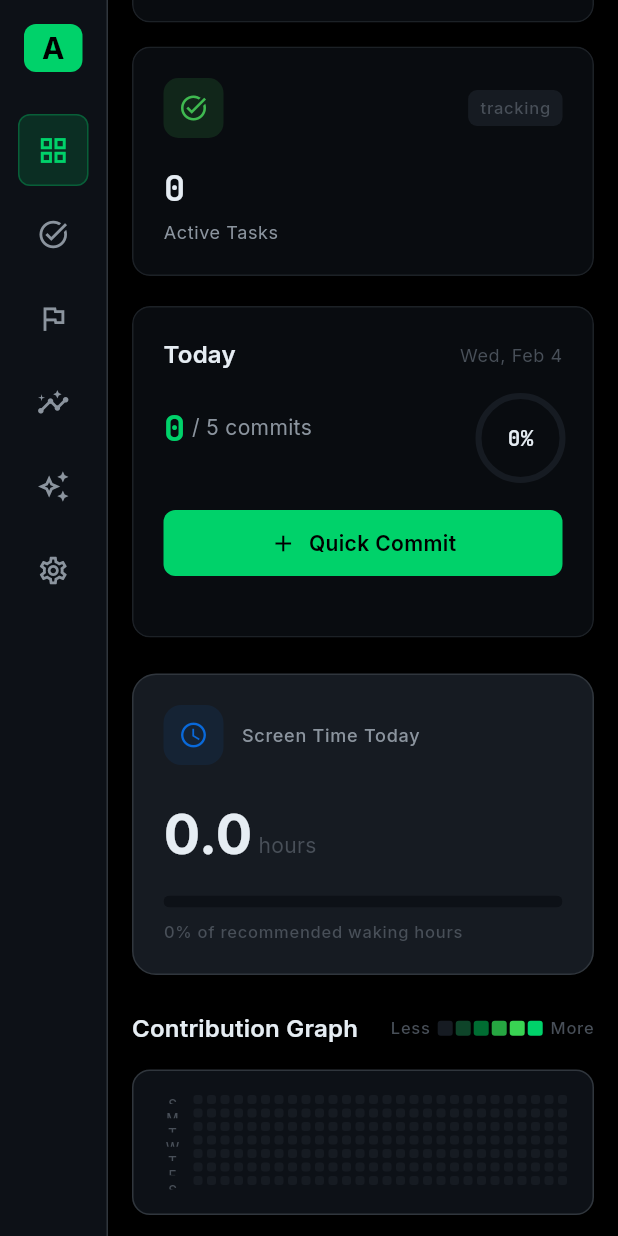
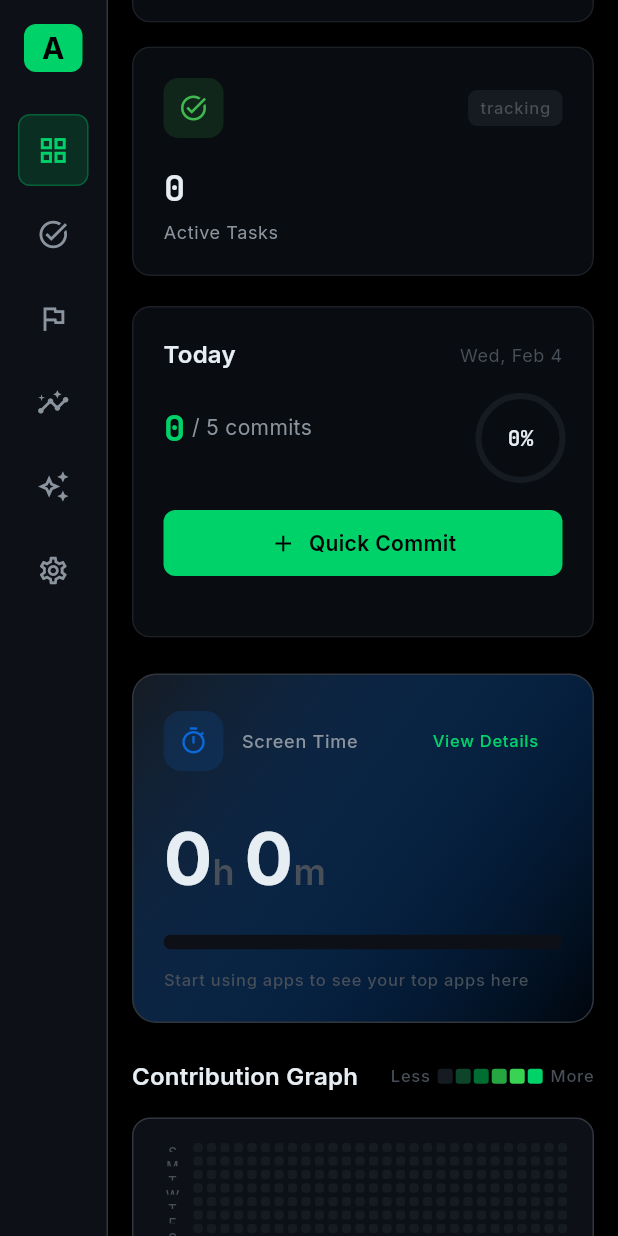
Before and after one commit to Anandb71/Arvion, a Flutter app: the screen it shows after launch, scrolled down 576 dp, on a phone screen of 412 x 824 dp. Run offline on Flutter 3.47's test engine with Material 3 defaults, Android fonts, the light colour scheme and no system bars; our stand-ins replace file_picker, flutter_markdown, flutter_riverpod, flutter_secure_storage, google_fonts, google_generative_ai and 3 more; missing offline and left inert: dart:ffi, win32; accounts and stored records are empty; generated files the repository leaves out were written again.

Commit message:
feat: Enhanced screen time with detailed insights + production build
- Created ScreenTimeDetailsScreen with top apps chart, hourly breakdown, active/idle stats
- Enhanced ScreenTimeCard with View Details navigation and top 3 apps preview
- Added gradient styling and premium UI polish
- Built Windows release EXE

```diff
--- a/lib/features/dashboard/widgets/screen_time_card.dart
+++ b/lib/features/dashboard/widgets/screen_time_card.dart
@@ -3,6 +3,7 @@ import 'package:flutter_riverpod/flutter_riverpod.dart';
 import '../../../core/theme/colors.dart';
 import '../../../core/theme/typography.dart';
 import '../../../providers/providers.dart';
+import '../../insights/screen_time_details.dart';
 
 class ScreenTimeCard extends ConsumerWidget {
   const ScreenTimeCard({super.key});
@@ -14,77 +15,99 @@ class ScreenTimeCard extends ConsumerWidget {
     return Container(
       padding: const EdgeInsets.all(20),
       decoration: BoxDecoration(
-        color: ArvionColors.surfaceLight,
+        gradient: LinearGradient(
+          colors: [
+            ArvionColors.surfaceLight,
+            ArvionColors.secondary.withValues(alpha: 0.05),
+          ],
+          begin: Alignment.topLeft,
+          end: Alignment.bottomRight,
+        ),
         borderRadius: BorderRadius.circular(16),
         border: Border.all(color: ArvionColors.border),
       ),
       child: screenTimeAsync.when(
-        data: (totalSeconds) => _buildContent(context, totalSeconds),
+        data: (totalSeconds) => _buildContent(context, ref, totalSeconds),
         loading: () => _buildLoading(),
         error: (_, __) => _buildError(),
       ),
     );
   }
 
-  Widget _buildContent(BuildContext context, int totalSeconds) {
-    final hours = (totalSeconds / 3600).toStringAsFixed(1);
-    final percentage = (totalSeconds / (16 * 3600)).clamp(0.0, 1.0); // 16 waking hours
+  Widget _buildContent(BuildContext context, WidgetRef ref, int totalSeconds) {
+    final hours = totalSeconds ~/ 3600;
+    final minutes = (totalSeconds % 3600) ~/ 60;
+    final percentage = (totalSeconds / (16 * 3600)).clamp(0.0, 1.0);
+    final repo = ref.watch(screenTimeRepositoryProvider);
 
     return Column(
       crossAxisAlignment: CrossAxisAlignment.start,
       children: [
+        // Header row with navigation
         Row(
           children: [
             Container(
               padding: const EdgeInsets.all(10),
               decoration: BoxDecoration(
-                color: ArvionColors.secondary.withValues(alpha: 0.1),
+                color: ArvionColors.secondary.withValues(alpha: 0.15),
                 borderRadius: BorderRadius.circular(12),
               ),
-              child: const Icon(
-                Icons.access_time,
-                size: 20,
-                color: ArvionColors.secondary,
+              child: const Icon(Icons.timer_outlined, size: 20, color: ArvionColors.secondary),
+            ),
+            const SizedBox(width: 12),
+            Expanded(
+              child: Text(
+                'Screen Time',
+                style: ArvionTypography.labelMedium.copyWith(color: ArvionColors.textSecondary),
               ),
             ),
-            const SizedBox(width: 12),
-            Text(
-              'Screen Time Today',
-              style: ArvionTypography.labelMedium.copyWith(
-                color: ArvionColors.textSecondary,
+            TextButton(
+              onPressed: () => Navigator.push(
+                context,
+                MaterialPageRoute(builder: (_) => const ScreenTimeDetailsScreen()),
+              ),
+              child: Text(
+                'View Details',
+                style: ArvionTypography.labelSmall.copyWith(color: ArvionColors.primary),
               ),
             ),
           ],
         ),
         const SizedBox(height: 20),
+
+        // Big time display
         Row(
           crossAxisAlignment: CrossAxisAlignment.baseline,
           textBaseline: TextBaseline.alphabetic,
           children: [
             Text(
-              hours,
+              '$hours',
               style: ArvionTypography.headlineLarge.copyWith(
-                fontSize: 36,
+                fontSize: 48,
                 fontWeight: FontWeight.bold,
                 color: ArvionColors.textPrimary,
               ),
             ),
-            const SizedBox(width: 4),
+            Text('h ', style: ArvionTypography.headlineSmall.copyWith(color: ArvionColors.textMuted)),
             Text(
-              'hours',
-              style: ArvionTypography.bodyMedium.copyWith(
-                color: ArvionColors.textMuted,
+              '$minutes',
+              style: ArvionTypography.headlineLarge.copyWith(
+                fontSize: 48,
+                fontWeight: FontWeight.bold,
+                color: ArvionColors.textPrimary,
               ),
             ),
+            Text('m', style: ArvionTypography.headlineSmall.copyWith(color: ArvionColors.textMuted)),
           ],
         ),
         const SizedBox(height: 16),
+
         // Progress bar
         ClipRRect(
-          borderRadius: BorderRadius.circular(4),
+          borderRadius: BorderRadius.circular(6),
           child: LinearProgressIndicator(
             value: percentage,
-            minHeight: 8,
+            minHeight: 10,
             backgroundColor: ArvionColors.surface,
             valueColor: AlwaysStoppedAnimation<Color>(
               percentage > 0.8
@@ -95,12 +118,52 @@ class ScreenTimeCard extends ConsumerWidget {
             ),
           ),
         ),
-        const SizedBox(height: 8),
-        Text(
-          '${(percentage * 100).toInt()}% of recommended waking hours',
-          style: ArvionTypography.labelSmall.copyWith(
-            color: ArvionColors.textMuted,
-          ),
+        const SizedBox(height: 12),
+
+        // Top apps quick view
+        FutureBuilder(
+          future: repo.getTopApps(DateTime.now(), limit: 3),
+          builder: (context, snapshot) {
+            if (!snapshot.hasData || snapshot.data!.isEmpty) {
+              return Text(
+                'Start using apps to see your top apps here',
+                style: ArvionTypography.labelSmall.copyWith(color: ArvionColors.textMuted),
+              );
+            }
+
+            final topApps = snapshot.data!;
+            return Wrap(
+              spacing: 8,
+              runSpacing: 8,
+              children: topApps.map((app) {
+                return Container(
+                  padding: const EdgeInsets.symmetric(horizontal: 10, vertical: 6),
+                  decoration: BoxDecoration(
+                    color: ArvionColors.surface,
+                    borderRadius: BorderRadius.circular(20),
+                    border: Border.all(color: ArvionColors.border),
+                  ),
+                  child: Row(
+                    mainAxisSize: MainAxisSize.min,
+                    children: [
+                      Text(
+                        app.appName,
+                        style: ArvionTypography.labelSmall.copyWith(color: ArvionColors.textSecondary),
+                      ),
+                      const SizedBox(width: 6),
+                      Text(
+                        app.formattedDuration,
+                        style: ArvionTypography.labelSmall.copyWith(
+                          color: ArvionColors.primary,
+                          fontWeight: FontWeight.bold,
+                        ),
+                      ),
+                    ],
+                  ),
+                );
+              }).toList(),
+            );
+          },
         ),
       ],
     );
@@ -109,12 +172,9 @@ class ScreenTimeCard extends ConsumerWidget {
   Widget _buildLoading() {
     return const Center(
       child: SizedBox(
-        height: 120,
+        height: 140,
         child: Center(
-          child: CircularProgressIndicator(
-            color: ArvionColors.secondary,
-            strokeWidth: 2,
-          ),
+          child: CircularProgressIndicator(color: ArvionColors.secondary, strokeWidth: 2),
         ),
       ),
     );
@@ -122,13 +182,11 @@ class ScreenTimeCard extends ConsumerWidget {
 
   Widget _buildError() {
     return SizedBox(
-      height: 120,
+      height: 140,
       child: Center(
         child: Text(
           'Unable to load screen time',
-          style: ArvionTypography.bodySmall.copyWith(
-            color: ArvionColors.textMuted,
-          ),
+          style: ArvionTypography.bodySmall.copyWith(color: ArvionColors.textMuted),
         ),
       ),
     );
```
Also changed, not shown: lib/features/insights/screen_time_details.dart (added, +350 -0 lines).
